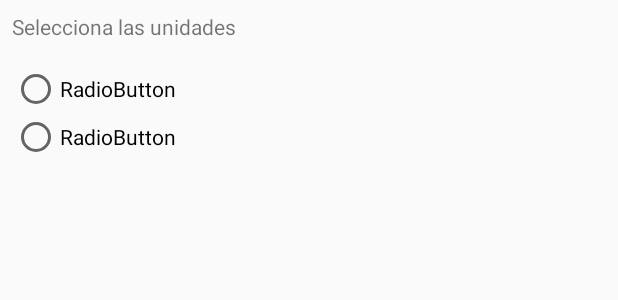
After one commit to Omaddon/Guedr, an Android app: the layout activity_settings.xml on its own in the app's theme, with its tools: preview values and no code run, on a phone screen of 412 x 824 dp. The commit adds this screen. Shown: the top 300 px of the screen. Run offline under Robolectric (Android 15) with nearby library versions, the phone set to English and light mode, and no system bars.

Commit message:
ActivitySettings en construcción.

```diff
--- a/app/src/main/AndroidManifest.xml
+++ b/app/src/main/AndroidManifest.xml
@@ -10,6 +10,8 @@
         android:supportsRtl="true"
         android:theme="@style/AppTheme">
         <activity android:name=".ForecastActivity">
+        </activity>
+        <activity android:name=".SettingsActivity">
             <intent-filter>
                 <action android:name="android.intent.action.MAIN"/>
 
--- a/app/src/main/java/com/ammyt/guedr/ForecastActivity.java
+++ b/app/src/main/java/com/ammyt/guedr/ForecastActivity.java
@@ -5,11 +5,9 @@ import android.support.v7.app.AppCompatActivity;
 import android.widget.ImageView;
 import android.widget.TextView;
 
-import org.w3c.dom.Text;
-
 public class ForecastActivity extends AppCompatActivity {
 
-    protected static String TAG = ForecastActivity.class.getCanonicalName();
+    // protected static String TAG = ForecastActivity.class.getCanonicalName();
 
     @Override
     protected void onCreate(Bundle savedInstanceState) {
--- /dev/null
+++ b/app/src/main/java/com/ammyt/guedr/SettingsActivity.java
@@ -0,0 +1,12 @@
+package com.ammyt.guedr;
+
+import android.support.v7.app.AppCompatActivity;
+
+/**
+ * Created by ammyt on 26/10/17.
+ */
+
+public class SettingsActivity extends AppCompatActivity {
+
+
+}
--- a/app/src/main/res/layout/activity_forecast.xml
+++ b/app/src/main/res/layout/activity_forecast.xml
@@ -16,7 +16,8 @@
         android:layout_alignParentTop="true"
         android:layout_marginLeft="@dimen/default_margin"
         android:contentDescription="@string/logo_test"
-        app:srcCompat="@drawable/ico_02"/>
+        app:srcCompat="@drawable/ico_02"
+        android:layout_marginStart="@dimen/default_margin"/>
 
     <LinearLayout
         android:layout_width="wrap_content"
--- /dev/null
+++ b/app/src/main/res/layout/activity_settings.xml
@@ -0,0 +1,44 @@
+<?xml version="1.0" encoding="utf-8"?>
+<android.support.constraint.ConstraintLayout
+    xmlns:android="http://schemas.android.com/apk/res/android"
+    xmlns:app="http://schemas.android.com/apk/res-auto"
+    xmlns:tools="http://schemas.android.com/tools"
+    android:layout_width="match_parent"
+    android:layout_height="match_parent">
+
+    <TextView
+        android:id="@+id/textView"
+        android:layout_width="0dp"
+        android:layout_height="wrap_content"
+        android:layout_marginEnd="8dp"
+        android:layout_marginStart="8dp"
+        android:layout_marginTop="8dp"
+        android:text="Selecciona las unidades"
+        app:layout_constraintEnd_toEndOf="parent"
+        app:layout_constraintStart_toStartOf="parent"
+        app:layout_constraintTop_toTopOf="parent"/>
+
+    <RadioGroup
+        android:id="@+id/radioGroup"
+        android:layout_width="0dp"
+        android:layout_height="wrap_content"
+        android:layout_marginTop="16dp"
+        app:layout_constraintEnd_toEndOf="@+id/textView"
+        app:layout_constraintStart_toStartOf="@+id/textView"
+        app:layout_constraintTop_toBottomOf="@+id/textView">
+
+        <RadioButton
+            android:id="@+id/radioButton"
+            android:layout_width="match_parent"
+            android:layout_height="wrap_content"
+            android:layout_weight="1"
+            android:text="RadioButton"/>
+
+        <RadioButton
+            android:id="@+id/radioButton2"
+            android:layout_width="match_parent"
+            android:layout_height="wrap_content"
+            android:layout_weight="1"
+            android:text="RadioButton"/>
+    </RadioGroup>
+</android.support.constraint.ConstraintLayout>
--- a/app/src/main/res/values/strings.xml
+++ b/app/src/main/res/values/strings.xml
@@ -5,5 +5,5 @@
     <string name="change_donkey_system">Cambiar a sistema burro</string>
     <string name="max_temp_format">Temp. max: %.2fºC</string>
     <string name="min_temp_format">Temp. min: %.2fºC</string>
-    <string name="humidity_format">Humedad: %.0f%%</string>
+    <string name="humidity_format">Humedad: %.2f%%</string>
 </resources>
```
